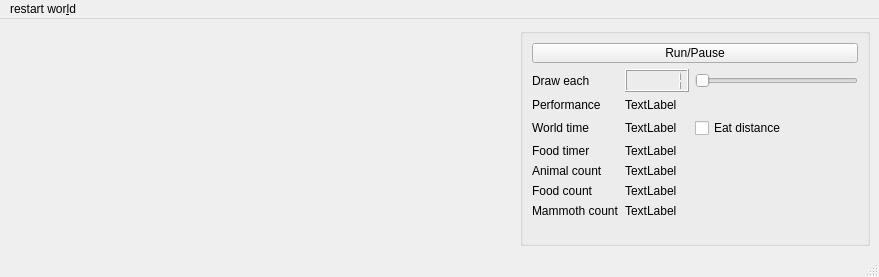
This is animals/main_window.ui in zshimanchik/animals as Qt 5 draws it before an edit. The edited form follows.
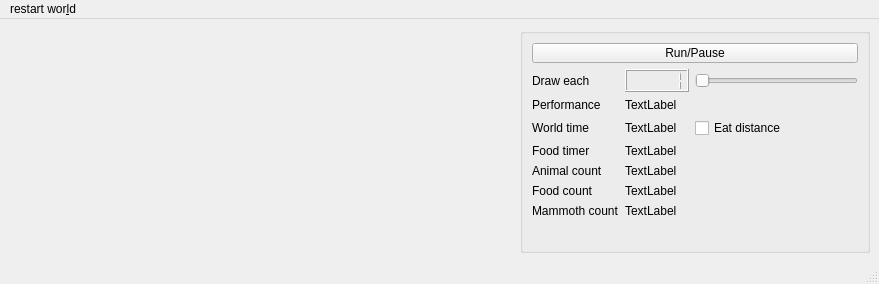
This is the edited form.

Commit message: using QGLWidget for drawing

Patch:
```diff
--- a/animals/main_window.ui
+++ b/animals/main_window.ui
@@ -7,7 +7,7 @@
     <x>0</x>
     <y>0</y>
     <width>879</width>
-    <height>277</height>
+    <height>284</height>
    </rect>
   </property>
   <property name="windowTitle">
@@ -16,431 +16,9 @@
   <widget class="QWidget" name="centralwidget">
    <layout class="QHBoxLayout" name="horizontalLayout_2">
     <item>
-     <widget class="QWidget" name="draw_widget" native="true">
-      <property name="minimumSize">
-       <size>
-        <width>500</width>
-        <height>200</height>
-       </size>
-      </property>
-      <property name="palette">
-       <palette>
-        <active>
-         <colorrole role="WindowText">
-          <brush brushstyle="SolidPattern">
-           <color alpha="255">
-            <red>0</red>
-            <green>0</green>
-            <blue>0</blue>
-           </color>
-          </brush>
-         </colorrole>
-         <colorrole role="Button">
-          <brush brushstyle="SolidPattern">
-           <color alpha="255">
-            <red>220</red>
-            <green>220</green>
-            <blue>210</blue>
-           </color>
-          </brush>
-         </colorrole>
-         <colorrole role="Light">
-          <brush brushstyle="SolidPattern">
-           <color alpha="255">
-            <red>255</red>
-            <green>255</green>
-            <blue>255</blue>
-           </color>
-          </brush>
-         </colorrole>
-         <colorrole role="Midlight">
-          <brush brushstyle="SolidPattern">
-           <color alpha="255">
-            <red>237</red>
-            <green>237</green>
-            <blue>232</blue>
-           </color>
-          </brush>
-         </colorrole>
-         <colorrole role="Dark">
-          <brush brushstyle="SolidPattern">
-           <color alpha="255">
-            <red>110</red>
-            <green>110</green>
-            <blue>105</blue>
-           </color>
-          </brush>
-         </colorrole>
-         <colorrole role="Mid">
-          <brush brushstyle="SolidPattern">
-           <color alpha="255">
-            <red>147</red>
-            <green>147</green>
-            <blue>140</blue>
-           </color>
-          </brush>
-         </colorrole>
-         <colorrole role="Text">
-          <brush brushstyle="SolidPattern">
-           <color alpha="255">
-            <red>0</red>
-            <green>0</green>
-            <blue>0</blue>
-           </color>
-          </brush>
-         </colorrole>
-         <colorrole role="BrightText">
-          <brush brushstyle="SolidPattern">
-           <color alpha="255">
-            <red>255</red>
-            <green>255</green>
-            <blue>255</blue>
-           </color>
-          </brush>
-         </colorrole>
-         <colorrole role="ButtonText">
-          <brush brushstyle="SolidPattern">
-           <color alpha="255">
-            <red>0</red>
-            <green>0</green>
-            <blue>0</blue>
-           </color>
-          </brush>
-         </colorrole>
-         <colorrole role="Base">
-          <brush brushstyle="SolidPattern">
-           <color alpha="255">
-            <red>177</red>
-            <green>177</green>
-            <blue>177</blue>
-           </color>
-          </brush>
-         </colorrole>
-         <colorrole role="Window">
-          <brush brushstyle="SolidPattern">
-           <color alpha="255">
-            <red>220</red>
-            <green>220</green>
-            <blue>210</blue>
-           </color>
-          </brush>
-         </colorrole>
-         <colorrole role="Shadow">
-          <brush brushstyle="SolidPattern">
-           <color alpha="255">
-            <red>0</red>
-            <green>0</green>
-            <blue>0</blue>
-           </color>
-          </brush>
-         </colorrole>
-         <colorrole role="AlternateBase">
-          <brush brushstyle="SolidPattern">
-           <color alpha="255">
-            <red>237</red>
-            <green>237</green>
-            <blue>232</blue>
-           </color>
-          </brush>
-         </colorrole>
-         <colorrole role="ToolTipBase">
-          <brush brushstyle="SolidPattern">
-           <color alpha="255">
-            <red>255</red>
-            <green>255</green>
-            <blue>220</blue>
-           </color>
-          </brush>
-         </colorrole>
-         <colorrole role="ToolTipText">
-          <brush brushstyle="SolidPattern">
-           <color alpha="255">
-            <red>0</red>
-            <green>0</green>
-            <blue>0</blue>
-           </color>
-          </brush>
-         </colorrole>
-        </active>
-        <inactive>
-         <colorrole role="WindowText">
-          <brush brushstyle="SolidPattern">
-           <color alpha="255">
-            <red>0</red>
-            <green>0</green>
-            <blue>0</blue>
-           </color>
-          </brush>
-         </colorrole>
-         <colorrole role="Button">
-          <brush brushstyle="SolidPattern">
-           <color alpha="255">
-            <red>220</red>
-            <green>220</green>
-            <blue>210</blue>
-           </color>
-          </brush>
-         </colorrole>
-         <colorrole role="Light">
-          <brush brushstyle="SolidPattern">
-           <color alpha="255">
-            <red>255</red>
-            <green>255</green>
-            <blue>255</blue>
-           </color>
-          </brush>
-         </colorrole>
-         <colorrole role="Midlight">
-          <brush brushstyle="SolidPattern">
-           <color alpha="255">
-            <red>237</red>
-            <green>237</green>
-            <blue>232</blue>
-           </color>
-          </brush>
-         </colorrole>
-         <colorrole role="Dark">
-          <brush brushstyle="SolidPattern">
-           <color alpha="255">
-            <red>110</red>
-            <green>110</green>
-            <blue>105</blue>
-           </color>
-          </brush>
-         </colorrole>
-         <colorrole role="Mid">
-          <brush brushstyle="SolidPattern">
-           <color alpha="255">
-            <red>147</red>
-            <green>147</green>
-            <blue>140</blue>
-           </color>
-          </brush>
-         </colorrole>
-         <colorrole role="Text">
-          <brush brushstyle="SolidPattern">
-           <color alpha="255">
-            <red>0</red>
-            <green>0</green>
-            <blue>0</blue>
-           </color>
-          </brush>
-         </colorrole>
-         <colorrole role="BrightText">
-          <brush brushstyle="SolidPattern">
-           <color alpha="255">
-            <red>255</red>
-            <green>255</green>
-            <blue>255</blue>
-           </color>
-          </brush>
-         </colorrole>
-         <colorrole role="ButtonText">
-          <brush brushstyle="SolidPattern">
-           <color alpha="255">
-            <red>0</red>
-            <green>0</green>
-            <blue>0</blue>
-           </color>
-          </brush>
-         </colorrole>
-         <colorrole role="Base">
-          <brush brushstyle="SolidPattern">
-           <color alpha="255">
-            <red>177</red>
-            <green>177</green>
-            <blue>177</blue>
-           </color>
-          </brush>
-         </colorrole>
-         <colorrole role="Window">
-          <brush brushstyle="SolidPattern">
-           <color alpha="255">
-            <red>220</red>
-            <green>220</green>
-            <blue>210</blue>
-           </color>
-          </brush>
-         </colorrole>
-         <colorrole role="Shadow">
-          <brush brushstyle="SolidPattern">
-           <color alpha="255">
-            <red>0</red>
-            <green>0</green>
-            <blue>0</blue>
-           </color>
-          </brush>
-         </colorrole>
-         <colorrole role="AlternateBase">
-          <brush brushstyle="SolidPattern">
-           <color alpha="255">
-            <red>237</red>
-            <green>237</green>
-            <blue>232</blue>
-           </color>
-          </brush>
-         </colorrole>
-         <colorrole role="ToolTipBase">
-          <brush brushstyle="SolidPattern">
-           <color alpha="255">
-            <red>255</red>
-            <green>255</green>
-            <blue>220</blue>
-           </color>
-          </brush>
-         </colorrole>
-         <colorrole role="ToolTipText">
-          <brush brushstyle="SolidPattern">
-           <color alpha="255">
-            <red>0</red>
-            <green>0</green>
-            <blue>0</blue>
-           </color>
-          </brush>
-         </colorrole>
-        </inactive>
-        <disabled>
-         <colorrole role="WindowText">
-          <brush brushstyle="SolidPattern">
-           <color alpha="255">
-            <red>110</red>
-            <green>110</green>
-            <blue>105</blue>
-           </color>
-          </brush>
-         </colorrole>
-         <colorrole role="Button">
-          <brush brushstyle="SolidPattern">
-           <color alpha="255">
-            <red>220</red>
-            <green>220</green>
-            <blue>210</blue>
-           </color>
-          </brush>
-         </colorrole>
-         <colorrole role="Light">
-          <brush brushstyle="SolidPattern">
-           <color alpha="255">
-            <red>255</red>
-            <green>255</green>
-            <blue>255</blue>
-           </color>
-          </brush>
-         </colorrole>
-         <colorrole role="Midlight">
-          <brush brushstyle="SolidPattern">
-           <color alpha="255">
-            <red>237</red>
-            <green>237</green>
-            <blue>232</blue>
-           </color>
-          </brush>
-         </colorrole>
-         <colorrole role="Dark">
-          <brush brushstyle="SolidPattern">
-           <color alpha="255">
-            <red>110</red>
-            <green>110</green>
-            <blue>105</blue>
-           </color>
-          </brush>
-         </colorrole>
-         <colorrole role="Mid">
-          <brush brushstyle="SolidPattern">
-           <color alpha="255">
-            <red>147</red>
-            <green>147</green>
-            <blue>140</blue>
-           </color>
-          </brush>
-         </colorrole>
-         <colorrole role="Text">
-          <brush brushstyle="SolidPattern">
-           <color alpha="255">
-            <red>110</red>
-            <green>110</green>
-            <blue>105</blue>
-           </color>
-          </brush>
-         </colorrole>
-         <colorrole role="BrightText">
-          <brush brushstyle="SolidPattern">
-           <color alpha="255">
-            <red>255</red>
-            <green>255</green>
-            <blue>255</blue>
-           </color>
-          </brush>
-         </colorrole>
-         <colorrole role="ButtonText">
-          <brush brushstyle="SolidPattern">
-           <color alpha="255">
-            <red>110</red>
-            <green>110</green>
-            <blue>105</blue>
-           </color>
-          </brush>
-         </colorrole>
-         <colorrole role="Base">
-          <brush brushstyle="SolidPattern">
-           <color alpha="255">
-            <red>220</red>
-            <green>220</green>
-            <blue>210</blue>
-           </color>
-          </brush>
-         </colorrole>
-         <colorrole role="Window">
-          <brush brushstyle="SolidPattern">
-           <color alpha="255">
-            <red>220</red>
-            <green>220</green>
-            <blue>210</blue>
-           </color>
-          </brush>
-         </colorrole>
-         <colorrole role="Shadow">
-          <brush brushstyle="SolidPattern">
-           <color alpha="255">
-            <red>0</red>
-            <green>0</green>
-            <blue>0</blue>
-           </color>
-          </brush>
-         </colorrole>
-         <colorrole role="AlternateBase">
-          <brush brushstyle="SolidPattern">
-           <color alpha="255">
-            <red>220</red>
-            <green>220</green>
-            <blue>210</blue>
-           </color>
-          </brush>
-         </colorrole>
-         <colorrole role="ToolTipBase">
-          <brush brushstyle="SolidPattern">
-           <color alpha="255">
-            <red>255</red>
-            <green>255</green>
-            <blue>220</blue>
-           </color>
-          </brush>
-         </colorrole>
-         <colorrole role="ToolTipText">
-          <brush brushstyle="SolidPattern">
-           <color alpha="255">
-            <red>0</red>
-            <green>0</green>
-            <blue>0</blue>
-           </color>
-          </brush>
-         </colorrole>
-        </disabled>
-       </palette>
-      </property>
-     </widget>
+     <widget class="QWidget" name="draw_widget" native="true"/>
     </item>
-    <item>
+    <item alignment="Qt::AlignRight">
      <widget class="QGroupBox" name="groupBox">
       <property name="minimumSize">
        <size>
```
Left out of the diff: 7 changed lines with no effect on the pictures. The commit also changes 2 other files.
